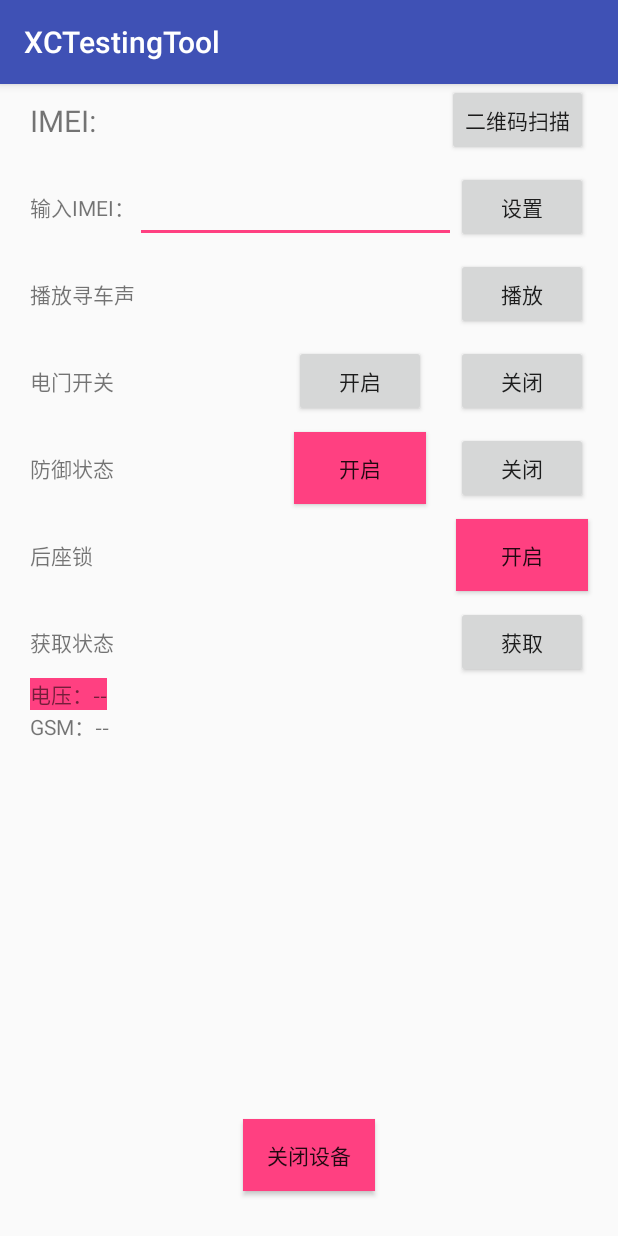
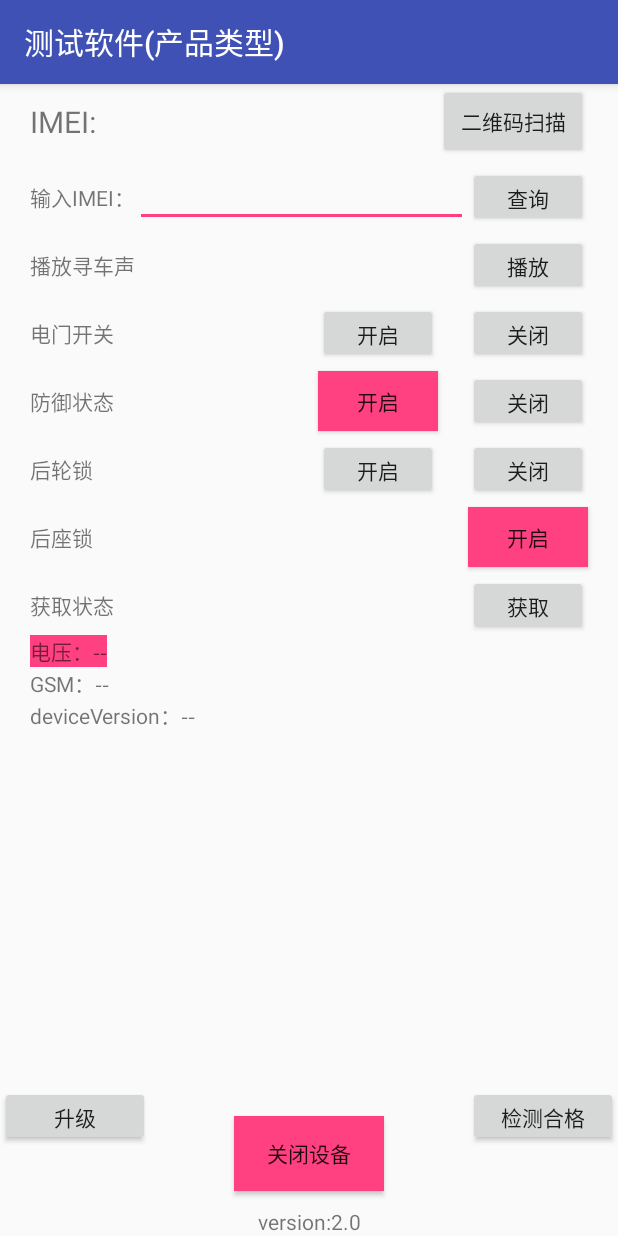
Before and after one commit to 1207241271/androidTestTool, an Android app: the screen it shows after launch (MainActivity), on a phone screen of 412 x 824 dp. Run offline under Robolectric (Android 15) with nearby library versions, the phone set to English and light mode, and no system bars; our stand-ins replace EventBus, data binding.

Commit message:
添加升级，类型选择

```diff
--- a/app/build.gradle
+++ b/app/build.gradle
@@ -4,11 +4,11 @@ android {
     compileSdkVersion 25
     buildToolsVersion "25.0.2"
     defaultConfig {
-        applicationId "com.xunce.xctestingtool"
+        applicationId "com.xunce.xctestingtool.backWheel"
         minSdkVersion 14
         targetSdkVersion 25
         versionCode 1
-        versionName "1.0"
+        versionName "2.0"
         testInstrumentationRunner "android.support.test.runner.AndroidJUnitRunner"
     }
     buildTypes {
--- a/app/src/main/java/com/xunce/xctestingtool/MainActivity.java
+++ b/app/src/main/java/com/xunce/xctestingtool/MainActivity.java
@@ -1,6 +1,8 @@
 package com.xunce.xctestingtool;
 
 import android.app.Activity;
+import android.app.AlertDialog;
+import android.content.DialogInterface;
 import android.content.Intent;
 import android.databinding.DataBindingUtil;
 import android.support.v7.app.AppCompatActivity;
@@ -15,7 +17,8 @@ import org.greenrobot.eventbus.EventBus;
 import org.greenrobot.eventbus.Subscribe;
 
 public class MainActivity extends AppCompatActivity implements  MainContract.View{
-
+    private static final int  Manguo = 1;
+    private static final int  Xiaomi = 2;
     private ActivityMainBinding mBinding;
     private MainContract.Presenter mPresenter;
 
@@ -31,6 +34,24 @@ public class MainActivity extends AppCompatActivity implements  MainContract.Vie
     }
 
 
+    private void showChooseDialog(){
+        AlertDialog.Builder builder = new AlertDialog.Builder(this);
+        builder.setMessage("请选择质检产品");
+        builder.setTitle("产品选择");
+        builder.setPositiveButton("小蜜", new DialogInterface.OnClickListener() {
+            @Override
+            public void onClick(DialogInterface dialog, int which) {
+                mPresenter.setCheckType(Xiaomi);
+            }
+        });
+        builder.setNegativeButton("芒果", new DialogInterface.OnClickListener() {
+            @Override
+            public void onClick(DialogInterface dialog, int which) {
+                mPresenter.setCheckType(Manguo);
+            }
+        });
+        builder.create().show();
+    }
 
     @Override
     protected void onDestroy() {
@@ -43,6 +64,8 @@ public class MainActivity extends AppCompatActivity implements  MainContract.Vie
         mPresenter = new MainPresenter(this);
         mBinding.setPresenter(mPresenter);
         mPresenter.subscribe();
+        mBinding.version.setText("version:"+BuildConfig.VERSION_NAME);
+        showChooseDialog();
     }
 
     public void setPresenter(MainContract.Presenter presenter){
@@ -70,6 +93,16 @@ public class MainActivity extends AppCompatActivity implements  MainContract.Vie
             @Override
             public void run() {
                 mBinding.txtFence.setText(text);
+            }
+        });
+    }
+
+    @Override
+    public void setBackWheel(final String text) {
+        mBinding.txtBackWheel.post(new Runnable() {
+            @Override
+            public void run() {
+                mBinding.txtBackWheel.setText(text);
             }
         });
     }
@@ -105,6 +138,16 @@ public class MainActivity extends AppCompatActivity implements  MainContract.Vie
     }
 
     @Override
+    public void setDeviceVersion(final String text) {
+        mBinding.txtVersion.post(new Runnable() {
+            @Override
+            public void run() {
+                mBinding.txtVersion.setText(text);
+            }
+        });
+    }
+
+    @Override
     public void showToast(final String text) {
         MainActivity.this.runOnUiThread(new Runnable() {
             @Override
--- a/app/src/main/java/com/xunce/xctestingtool/MainContract.java
+++ b/app/src/main/java/com/xunce/xctestingtool/MainContract.java
@@ -12,9 +12,11 @@ public interface MainContract {
         void setAccText(String text);
         void setFenceText(String text);
         void setBackSeatText(String text);
+        void setBackWheel(String text);
         void showToast(String text);
         void setVolText(String text);
         void setGSMText(String text);
+        void setDeviceVersion(String text);
     }
 
     interface Presenter{
@@ -27,9 +29,15 @@ public interface MainContract {
         void closeAcc();
         void setFence();
         void closeFence();
+        void openBackWheel();
+        void closeBackWheel();
         void openBackSeat();
         void getAllInfo();
         void closeDevice();
+        void checkSuccess();
+        void checkType();
+        void update();
+        void setCheckType(Integer type);
     }
 
 }
--- a/app/src/main/res/layout/activity_main.xml
+++ b/app/src/main/res/layout/activity_main.xml
@@ -28,8 +28,8 @@
             app:layout_constraintTop_toTopOf="@+id/gotoScanner"
             android:layout_marginStart="20dp" />
         <Button
-            android:layout_width="wrap_content"
-            android:layout_height="wrap_content"
+            android:layout_width="100dp"
+            android:layout_height="50dp"
             android:id="@+id/gotoScanner"
             android:text="二维码扫描"
             android:onClick="@{() -> presenter.gotoScanner()}"
@@ -60,13 +60,13 @@
             app:layout_constraintRight_toLeftOf="@+id/btn_imei"
             app:layout_constraintBottom_toBottomOf="@+id/btn_imei"/>
         <Button
-            android:layout_width="wrap_content"
-            android:layout_height="wrap_content"
+            android:layout_width="80dp"
+            android:layout_height="40dp"
             android:layout_marginRight="20dp"
-            android:layout_marginTop="10dp"
+            android:layout_marginTop="5dp"
             android:id="@+id/btn_imei"
             android:onClick="@{()->presenter.setIMEI(editImei.getText().toString())}"
-            android:text="设置"
+            android:text="查询"
             app:layout_constraintRight_toRightOf="parent"
             app:layout_constraintTop_toBottomOf="@+id/gotoScanner"/>
 
@@ -83,10 +83,10 @@
             />
 
         <Button
-            android:layout_width="wrap_content"
-            android:layout_height="wrap_content"
+            android:layout_width="80dp"
+            android:layout_height="40dp"
             android:layout_marginRight="20dp"
-            android:layout_marginTop="10dp"
+            android:layout_marginTop="5dp"
             android:id="@+id/btn_play_alarm"
             android:onClick="@{()->presenter.playAlarm()}"
             android:text="播放"
@@ -106,10 +106,10 @@
        />
 
         <Button
-            android:layout_width="wrap_content"
-            android:layout_height="wrap_content"
+            android:layout_width="80dp"
+            android:layout_height="40dp"
             android:layout_marginRight="20dp"
-            android:layout_marginTop="10dp"
+            android:layout_marginTop="5dp"
             android:id="@+id/btn_close_acc"
             android:text="关闭"
             android:onClick="@{()->presenter.closeAcc()}"
@@ -118,15 +118,14 @@
 
 
         <Button
-            android:layout_width="wrap_content"
-            android:layout_height="wrap_content"
+            android:layout_width="80dp"
+            android:layout_height="40dp"
             android:layout_marginRight="20dp"
-            android:layout_marginTop="10dp"
             android:text="开启"
             android:id="@+id/btn_open_acc"
             android:onClick="@{()->presenter.openAcc()}"
             app:layout_constraintRight_toLeftOf="@+id/btn_close_acc"
-            app:layout_constraintTop_toBottomOf="@+id/btn_play_alarm"/>
+            app:layout_constraintBottom_toBottomOf="@+id/btn_close_acc" />
 
 
         <TextView
@@ -141,10 +140,10 @@
             />
 
         <Button
-            android:layout_width="wrap_content"
-            android:layout_height="wrap_content"
+            android:layout_width="80dp"
+            android:layout_height="40dp"
             android:layout_marginRight="20dp"
-            android:layout_marginTop="10dp"
+            android:layout_marginTop="5dp"
             android:id="@+id/btn_close_fence"
             android:text="关闭"
             android:onClick="@{()->presenter.closeFence()}"
@@ -152,16 +151,49 @@
             app:layout_constraintTop_toBottomOf="@+id/btn_close_acc"/>
 
         <Button
-            android:layout_width="wrap_content"
-            android:layout_height="wrap_content"
+            android:layout_width="80dp"
+            android:layout_height="40dp"
             android:layout_marginRight="20dp"
-            android:layout_marginTop="10dp"
+            android:layout_marginTop="5dp"
             android:id="@+id/btn_open_fence"
             android:text="开启"
             android:background="@color/colorAccent"
             android:onClick="@{()->presenter.setFence()}"
             app:layout_constraintRight_toLeftOf="@+id/btn_close_fence"
             app:layout_constraintTop_toBottomOf="@+id/btn_close_acc"/>
+
+        <TextView
+            android:layout_width="wrap_content"
+            android:layout_height="wrap_content"
+            android:text="后轮锁"
+            android:layout_marginLeft="20dp"
+            android:id="@+id/txt_backWheel"
+            app:layout_constraintLeft_toLeftOf="parent"
+            app:layout_constraintTop_toTopOf="@+id/btn_close_backWheel"
+            app:layout_constraintBottom_toBottomOf="@+id/btn_close_backWheel"
+            />
+
+        <Button
+            android:layout_width="80dp"
+            android:layout_height="40dp"
+            android:layout_marginRight="20dp"
+            android:layout_marginTop="5dp"
+            android:id="@+id/btn_close_backWheel"
+            android:text="关闭"
+            android:onClick="@{()->presenter.closeBackWheel()}"
+            app:layout_constraintRight_toRightOf="parent"
+            app:layout_constraintTop_toBottomOf="@+id/btn_close_fence"/>
+
+        <Button
+            android:layout_width="80dp"
+            android:layout_height="40dp"
+            android:layout_marginRight="20dp"
+            android:layout_marginTop="5dp"
+            android:id="@+id/btn_open_backWheel"
+            android:text="开启"
+            android:onClick="@{()->presenter.openBackWheel()}"
+            app:layout_constraintRight_toLeftOf="@+id/btn_close_backWheel"
+            app:layout_constraintTop_toBottomOf="@+id/btn_close_fence"/>
 
 
         <TextView
@@ -176,16 +208,16 @@
             />
 
         <Button
-            android:layout_width="wrap_content"
-            android:layout_height="wrap_content"
+            android:layout_width="80dp"
+            android:layout_height="40dp"
             android:layout_marginRight="20dp"
-            android:layout_marginTop="10dp"
+            android:layout_marginTop="5dp"
             android:id="@+id/btn_open_backSeat"
             android:text="开启"
             android:background="@color/colorAccent"
             android:onClick="@{()->presenter.openBackSeat()}"
             app:layout_constraintRight_toRightOf="parent"
-            app:layout_constraintTop_toBottomOf="@+id/btn_close_fence"/>
+            app:layout_constraintTop_toBottomOf="@+id/btn_open_backWheel"/>
 
 
         <TextView
@@ -199,10 +231,10 @@
             />
 
         <Button
-            android:layout_width="wrap_content"
-            android:layout_height="wrap_content"
+            android:layout_width="80dp"
+            android:layout_height="40dp"
             android:layout_marginRight="20dp"
-            android:layout_marginTop="10dp"
+            android:layout_marginTop="5dp"
             android:id="@+id/btn_get_info"
             android:text="获取"
             android:onClick="@{()->presenter.getAllInfo()}"
@@ -226,10 +258,18 @@
             android:layout_marginLeft="20dp"
             app:layout_constraintLeft_toLeftOf="parent"
             app:layout_constraintTop_toBottomOf="@+id/txt_vol"/>
+        <TextView
+            android:layout_width="wrap_content"
+            android:layout_height="wrap_content"
+            android:id="@+id/txt_version"
+            android:text="deviceVersion：--"
+            android:layout_marginLeft="20dp"
+            app:layout_constraintLeft_toLeftOf="parent"
+            app:layout_constraintTop_toBottomOf="@+id/txt_GSM"/>
 
         <Button
-            android:layout_width="wrap_content"
-            android:layout_height="wrap_content"
+            android:layout_width="100dp"
+            android:layout_height="50dp"
             android:text="关闭设备"
             android:background="@color/colorAccent"
             android:onClick="@{()->presenter.closeDevice()}"
@@ -237,7 +277,37 @@
             app:layout_constraintLeft_toLeftOf="parent"
             app:layout_constraintRight_toRightOf="parent"
             android:layout_marginBottom="30dp"/>
+        <Button
+            android:layout_width="100dp"
+            android:layout_height="40dp"
+            android:id="@+id/checkedOK"
+            android:text="升级"
+            android:onClick="@{() -> presenter.update()}"
+            app:layout_constraintBottom_toBottomOf="parent"
+            android:layout_marginBottom="60dp"
+            />
+        <Button
+            android:layout_width="100dp"
+            android:layout_height="40dp"
+            android:id="@+id/checkedFail"
+            android:text="检测合格"
+            android:onClick="@{() -> presenter.checkSuccess()}"
+            app:layout_constraintBottom_toBottomOf="parent"
+            app:layout_constraintRight_toRightOf="parent"
+            android:layout_marginBottom="60dp"
+
+            />
+        <TextView
+            android:layout_width="wrap_content"
+            android:layout_height="wrap_content"
+            android:text="version"
+            android:id="@+id/version"
+            app:layout_constraintBottom_toBottomOf="parent"
+            app:layout_constraintLeft_toLeftOf="parent"
+            app:layout_constraintRight_toRightOf="parent"
+            />
     </android.support.constraint.ConstraintLayout>
 
 
+
 </layout>
--- a/app/src/main/res/values/strings.xml
+++ b/app/src/main/res/values/strings.xml
@@ -1,3 +1,3 @@
 <resources>
-    <string name="app_name">XCTestingTool</string>
+    <string name="app_name">测试软件(产品类型)</string>
 </resources>
```
Also changed, not shown: app/src/main/java/com/xunce/xctestingtool/HttpRequest.java (+21 -0 lines), app/src/main/java/com/xunce/xctestingtool/MainPresenter.java (+138 -4 lines).
